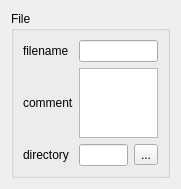
First picture: the form in gui_design/file.ui, repository baukekooger/XY_Measurement, before the edit.
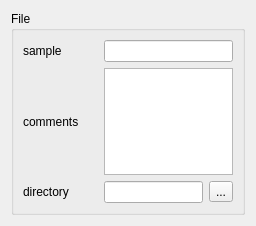
Second picture: the form after the edit.

Diff of the .ui file:
```diff
--- a/gui_design/file.ui
+++ b/gui_design/file.ui
@@ -6,8 +6,8 @@
    <rect>
     <x>0</x>
     <y>0</y>
-    <width>181</width>
-    <height>180</height>
+    <width>256</width>
+    <height>226</height>
    </rect>
   </property>
   <property name="windowTitle">
@@ -17,11 +17,17 @@
    <item row="0" column="0">
     <widget class="QGroupBox" name="groupBox">
      <property name="sizePolicy">
-      <sizepolicy hsizetype="Preferred" vsizetype="Preferred">
+      <sizepolicy hsizetype="Preferred" vsizetype="Fixed">
        <horstretch>0</horstretch>
        <verstretch>0</verstretch>
       </sizepolicy>
      </property>
+     <property name="minimumSize">
+      <size>
+       <width>0</width>
+       <height>200</height>
+      </size>
+     </property>
      <property name="maximumSize">
       <size>
        <width>16777215</width>
@@ -40,19 +46,19 @@
         <item>
          <widget class="QLabel" name="label">
           <property name="sizePolicy">
-           <sizepolicy hsizetype="Preferred" vsizetype="Fixed">
+           <sizepolicy hsizetype="Fixed" vsizetype="Fixed">
             <horstretch>0</horstretch>
             <verstretch>0</verstretch>
            </sizepolicy>
           </property>
           <property name="minimumSize">
            <size>
-            <width>50</width>
+            <width>75</width>
             <height>0</height>
            </size>
           </property>
           <property name="text">
-           <string>filename</string>
+           <string>sample</string>
           </property>
          </widget>
         </item>
@@ -65,9 +71,15 @@
        <layout class="QHBoxLayout" name="horizontalLayout_2">
         <item>
          <widget class="QLabel" name="label_2">
+          <property name="sizePolicy">
+           <sizepolicy hsizetype="Fixed" vsizetype="Preferred">
+            <horstretch>0</horstretch>
+            <verstretch>0</verstretch>
+           </sizepolicy>
+          </property>
           <property name="minimumSize">
            <size>
-            <width>50</width>
+            <width>75</width>
             <height>0</height>
            </size>
           </property>
@@ -98,9 +110,15 @@
        <layout class="QHBoxLayout" name="horizontalLayout">
         <item>
          <widget class="QLabel" name="label_3">
+          <property name="sizePolicy">
+           <sizepolicy hsizetype="Fixed" vsizetype="Preferred">
+            <horstretch>0</horstretch>
+            <verstretch>0</verstretch>
+           </sizepolicy>
+          </property>
           <property name="minimumSize">
            <size>
-            <width>50</width>
+            <width>75</width>
             <height>0</height>
            </size>
           </property>
```
Left out of the diff: 4 changed lines with no effect on the pictures.
